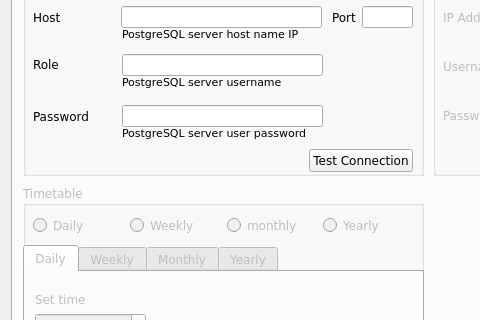
Qt form postgresqlsettings.ui (tonycool7/masters_diploma) before a commit; both pictures show x 0 to 480 and y 127 to 447 of the 841 by 550 pixel window.
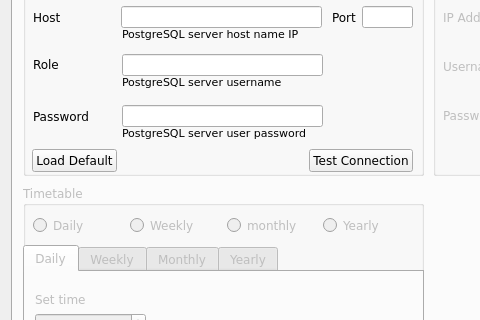
The same form after that commit.

Diff of the .ui file:
```diff
--- a/postgresqlsettings.ui
+++ b/postgresqlsettings.ui
@@ -280,6 +280,13 @@
          </rect>
         </property>
         <layout class="QHBoxLayout" name="horizontalLayout_5">
+         <item>
+          <widget class="QPushButton" name="loadDefault">
+           <property name="text">
+            <string>Load Default</string>
+           </property>
+          </widget>
+         </item>
          <item>
           <spacer name="horizontalSpacer_4">
            <property name="orientation">
```
